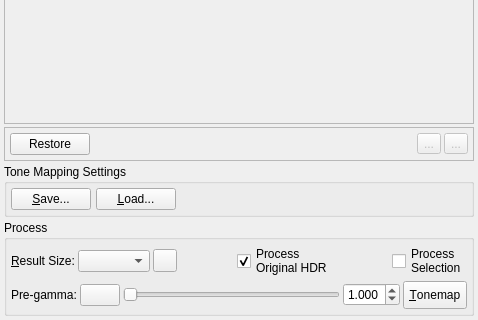
LuminanceHDR/LuminanceHDR, file forms/TonemappingPanel.ui: the form before one commit; both pictures show x 0 to 478 and y 260 to 580 of the 478 by 580 pixel window.
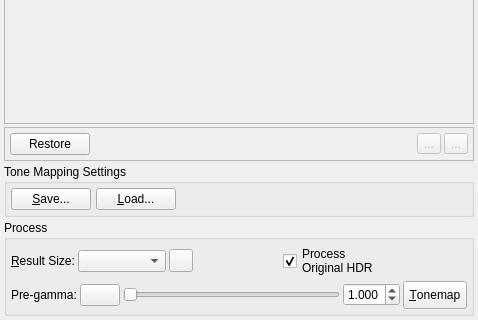
The form after the commit. Icons and pictures are not drawn.

Commit message: Started moving TonemappingWindow functionality into MainWindow

Patch:
```diff
--- a/forms/TonemappingPanel.ui
+++ b/forms/TonemappingPanel.ui
@@ -2400,17 +2400,6 @@
               </property>
              </spacer>
             </item>
-            <item>
-             <widget class="QCheckBox" name="checkBoxSelection">
-              <property name="toolTip">
-               <string>Process only selection of the original HDR image</string>
-              </property>
-              <property name="text">
-               <string>Process
-Selection</string>
-              </property>
-             </widget>
-            </item>
            </layout>
           </item>
           <item>
```
The commit also changes 4 other files.
